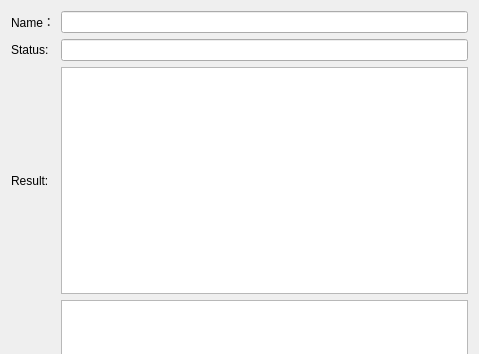
First picture: the form in subtask_dialog.ui, repository robert6757/qgis-geo-knowledge-ai, before the edit; both pictures show x 0 to 479 and y 0 to 354 of the 479 by 531 pixel window.
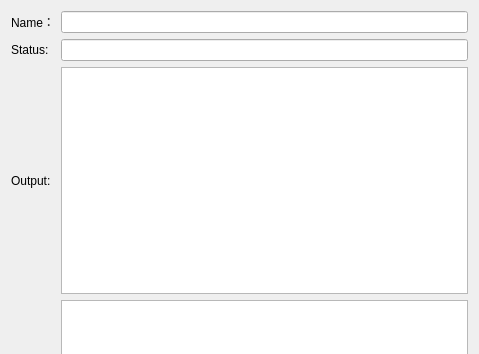
Second picture: the form after the edit.

Commit message: Optimize the output of information during the orchestration process

```diff
--- a/subtask_dialog.ui
+++ b/subtask_dialog.ui
@@ -132,7 +132,7 @@
       </sizepolicy>
      </property>
      <property name="text">
-      <string>Result:</string>
+      <string>Output:</string>
      </property>
     </widget>
    </item>
```
Left out of the diff: 2 changed lines with no effect on the pictures. The commit also changes 2 other files.
